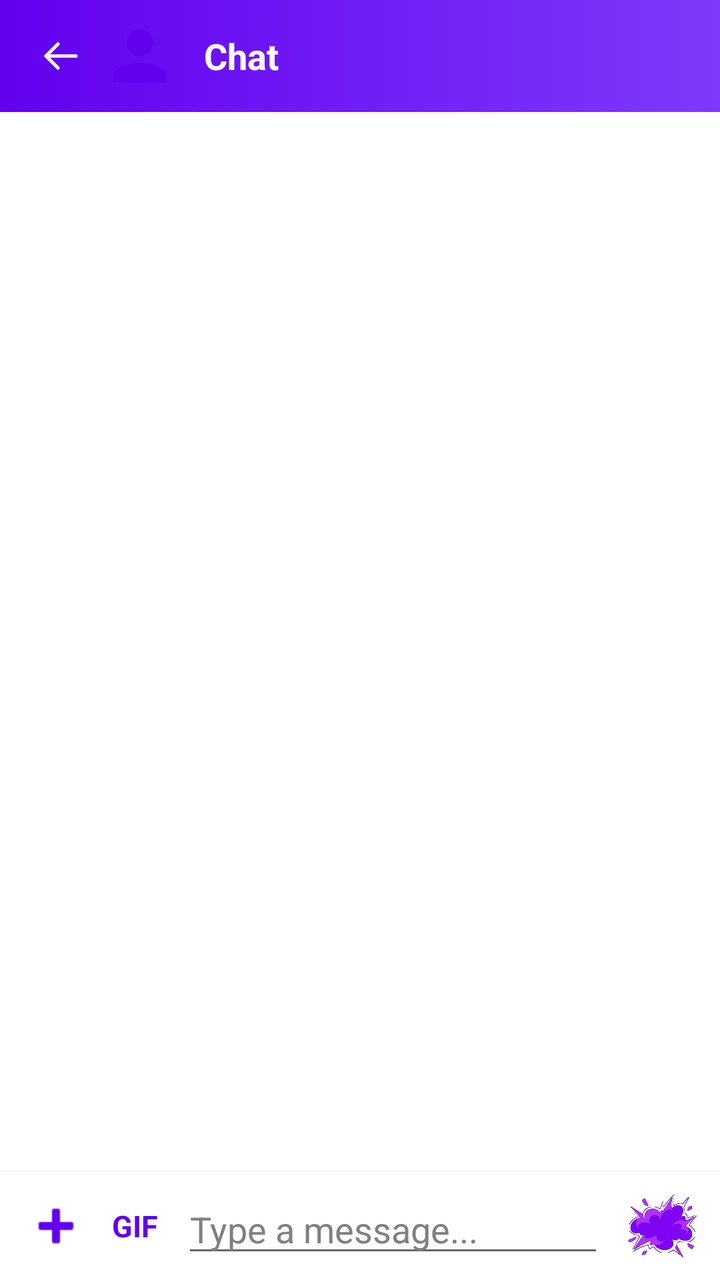
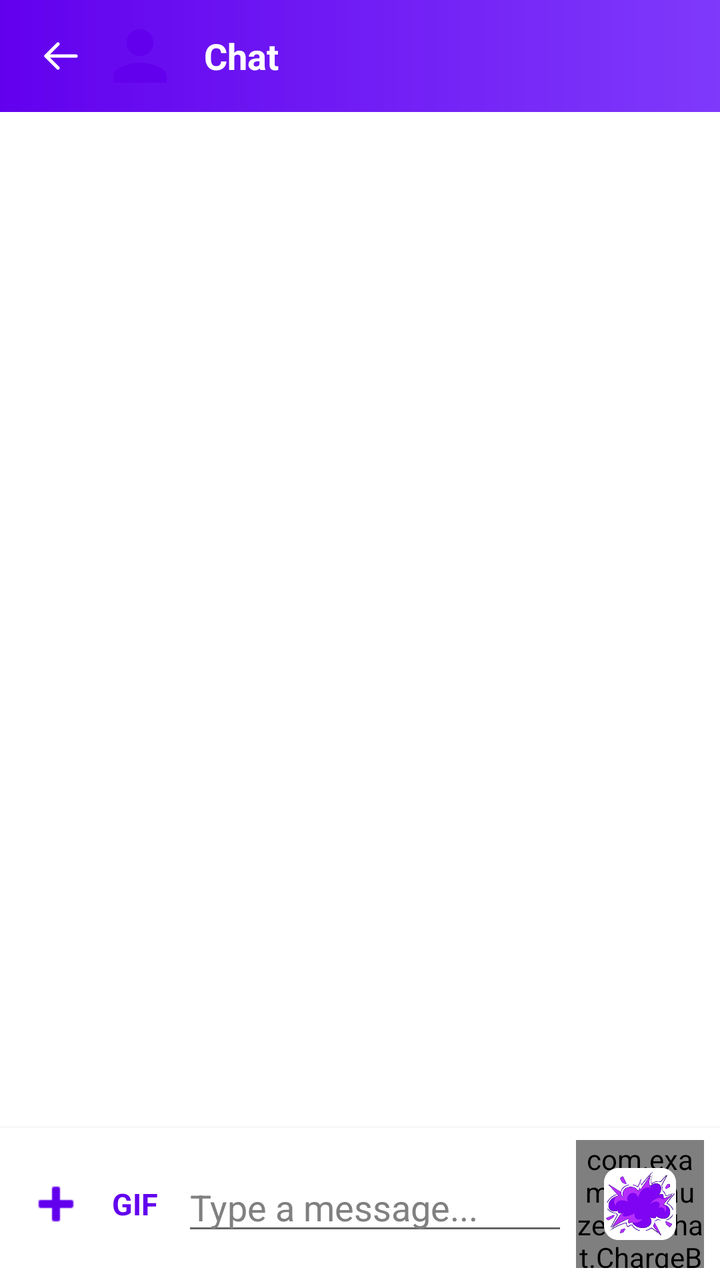

Compare the two renders of this Android layout. The source of the first and the diff that turns it into the second are given below.
<!-- AndroidManifest.xml: application theme Theme.Muzea -->
<!-- res/layout/fragment_chat_conversation.xml -->
<?xml version="1.0" encoding="utf-8"?>
<LinearLayout xmlns:android="http://schemas.android.com/apk/res/android"
    xmlns:app="http://schemas.android.com/apk/res-auto"
    android:layout_width="match_parent"
    android:layout_height="match_parent"
    android:orientation="vertical">

    <LinearLayout
        android:layout_width="match_parent"
        android:layout_height="wrap_content"
        android:background="@drawable/bg_toolbar_gradient"
        android:gravity="center_vertical"
        android:orientation="horizontal"
        android:paddingStart="8dp"
        android:paddingEnd="8dp">

        <ImageButton
            android:id="@+id/btnBack"
            android:layout_width="40dp"
            android:layout_height="40dp"
            android:layout_marginStart="2dp"
            android:background="?attr/selectableItemBackgroundBorderless"
            android:contentDescription="@string/action_back"
            android:src="@drawable/ic_arrow_back_thin"
            android:tint="@android:color/white" />

        <ImageView
            android:id="@+id/ivAvatar"
            android:layout_width="40dp"
            android:layout_height="40dp"
            android:layout_marginVertical="8dp"
            android:contentDescription="@string/avatar_description"
            android:src="@drawable/ic_default_avatar" />

        <TextView
            android:id="@+id/tvTitle"
            android:layout_width="0dp"
            android:layout_height="wrap_content"
            android:layout_marginStart="12dp"
            android:layout_weight="1"
            android:clickable="true"
            android:ellipsize="end"
            android:focusable="true"
            android:foreground="?attr/selectableItemBackgroundBorderless"
            android:maxLines="1"
            android:paddingBottom="12dp"
            android:paddingTop="12dp"
            android:text="@string/chat_title_default"
            android:textColor="@android:color/white"
            android:textSize="18sp"
            android:textStyle="bold" />

    </LinearLayout>

    <TextView
        android:id="@+id/tvNetworkBanner"
        android:layout_width="match_parent"
        android:layout_height="wrap_content"
        android:background="#FFFFF3CD"
        android:paddingStart="16dp"
        android:paddingTop="6dp"
        android:paddingEnd="16dp"
        android:paddingBottom="6dp"
        android:text="@string/network_slow_banner"
        android:textColor="#FF7A4F00"
        android:textSize="13sp"
        android:visibility="gone" />

    <LinearLayout
        android:id="@+id/pinnedBar"
        android:layout_width="match_parent"
        android:layout_height="wrap_content"
        android:background="#FFF2F2F2"
        android:gravity="center_vertical"
        android:orientation="horizontal"
        android:paddingStart="12dp"
        android:paddingTop="6dp"
        android:paddingEnd="4dp"
        android:paddingBottom="6dp"
        android:visibility="gone">

        <View
            android:layout_width="3dp"
            android:layout_height="match_parent"
            android:background="?attr/colorPrimary" />

        <ImageView
            android:layout_width="18dp"
            android:layout_height="18dp"
            android:layout_marginStart="8dp"
            android:contentDescription="@string/pinned_message_title"
            android:src="@drawable/ic_action_pin"
            android:tint="?attr/colorPrimary" />

        <LinearLayout
            android:id="@+id/pinnedBarContent"
            android:layout_width="0dp"
            android:layout_height="wrap_content"
            android:layout_marginStart="8dp"
            android:layout_weight="1"
            android:background="?attr/selectableItemBackground"
            android:clickable="true"
            android:contentDescription="@string/action_open_pinned"
            android:focusable="true"
            android:orientation="vertical">

            <TextView
                android:id="@+id/tvPinnedTitle"
                android:layout_width="match_parent"
                android:layout_height="wrap_content"
                android:ellipsize="end"
                android:maxLines="1"
                android:text="@string/pinned_message_title"
                android:textColor="?attr/colorPrimary"
                android:textSize="12sp"
                android:textStyle="bold" />

            <TextView
                android:id="@+id/tvPinnedText"
                android:layout_width="match_parent"
                android:layout_height="wrap_content"
                android:ellipsize="end"
                android:maxLines="1"
                android:textColor="@color/gray"
                android:textSize="12sp" />
        </LinearLayout>

        <ImageButton
            android:id="@+id/btnUnpin"
            android:layout_width="40dp"
            android:layout_height="40dp"
            android:background="?attr/selectableItemBackgroundBorderless"
            android:contentDescription="@string/action_unpin"
            android:src="@android:drawable/ic_menu_close_clear_cancel"
            android:tint="@color/gray" />
    </LinearLayout>

    <FrameLayout
        android:layout_width="match_parent"
        android:layout_height="0dp"
        android:layout_weight="1">

        <androidx.recyclerview.widget.RecyclerView
            android:id="@+id/recyclerViewMessages"
            android:layout_width="match_parent"
            android:layout_height="match_parent"
            android:clipToPadding="false"
            android:padding="8dp" />

        <TextView
            android:id="@+id/tvEmpty"
            android:layout_width="wrap_content"
            android:layout_height="wrap_content"
            android:layout_gravity="center"
            android:text="@string/chat_empty"
            android:textSize="16sp"
            android:visibility="gone" />

        <TextView
            android:id="@+id/tvError"
            android:layout_width="wrap_content"
            android:layout_height="wrap_content"
            android:layout_gravity="center"
            android:padding="24dp"
            android:textColor="@color/red"
            android:textSize="14sp"
            android:visibility="gone" />

        <ProgressBar
            android:id="@+id/progressBar"
            android:layout_width="wrap_content"
            android:layout_height="wrap_content"
            android:layout_gravity="center"
            android:visibility="gone" />

        
        <ProgressBar
            android:id="@+id/progressHistory"
            android:layout_width="28dp"
            android:layout_height="28dp"
            android:layout_gravity="top|center_horizontal"
            android:layout_marginTop="8dp"
            android:visibility="gone" />

    </FrameLayout>

    <HorizontalScrollView
        android:id="@+id/scrollPending"
        android:layout_width="match_parent"
        android:layout_height="wrap_content"
        android:background="@color/surface"
        android:scrollbars="none"
        android:visibility="gone">

        <LinearLayout
            android:id="@+id/pendingAttachments"
            android:layout_width="wrap_content"
            android:layout_height="wrap_content"
            android:orientation="horizontal"
            android:paddingStart="8dp"
            android:paddingTop="6dp"
            android:paddingEnd="8dp" />
    </HorizontalScrollView>


    <LinearLayout
        android:id="@+id/recordingOverlay"
        android:layout_width="match_parent"
        android:layout_height="wrap_content"
        android:background="#FFF2F2F2"
        android:gravity="center_horizontal"
        android:orientation="vertical"
        android:paddingTop="12dp"
        android:paddingBottom="12dp"
        android:visibility="gone">

        <com.google.android.material.card.MaterialCardView
            android:id="@+id/videoNotePreviewCard"
            android:layout_width="180dp"
            android:layout_height="180dp"
            app:cardCornerRadius="90dp"
            app:cardElevation="4dp"
            android:visibility="gone">

            <TextureView
                android:id="@+id/videoNotePreview"
                android:layout_width="match_parent"
                android:layout_height="match_parent" />
        </com.google.android.material.card.MaterialCardView>

        <TextView
            android:id="@+id/tvRecordingTimer"
            android:layout_width="wrap_content"
            android:layout_height="wrap_content"
            android:layout_marginTop="8dp"
            android:textColor="#FFB3261E"
            android:textSize="20sp"
            android:textStyle="bold" />

        <TextView
            android:id="@+id/tvRecordingHint"
            android:layout_width="wrap_content"
            android:layout_height="wrap_content"
            android:layout_marginTop="4dp"
            android:text="@string/recording_release_to_send"
            android:textColor="@color/gray"
            android:textSize="13sp" />
    </LinearLayout>

    <LinearLayout
        android:id="@+id/replyBanner"
        android:layout_width="match_parent"
        android:layout_height="wrap_content"
        android:background="#FFF2F2F2"
        android:gravity="center_vertical"
        android:orientation="horizontal"
        android:paddingStart="12dp"
        android:paddingTop="6dp"
        android:paddingEnd="4dp"
        android:paddingBottom="6dp"
        android:visibility="gone">

        <View
            android:layout_width="3dp"
            android:layout_height="match_parent"
            android:background="?attr/colorPrimary" />

        <LinearLayout
            android:layout_width="0dp"
            android:layout_height="wrap_content"
            android:layout_marginStart="8dp"
            android:layout_weight="1"
            android:orientation="vertical">

            <TextView
                android:id="@+id/tvReplyBannerTitle"
                android:layout_width="match_parent"
                android:layout_height="wrap_content"
                android:ellipsize="end"
                android:maxLines="1"
                android:textColor="?attr/colorPrimary"
                android:textSize="12sp"
                android:textStyle="bold" />

            <TextView
                android:id="@+id/tvReplyBannerText"
                android:layout_width="match_parent"
                android:layout_height="wrap_content"
                android:ellipsize="end"
                android:maxLines="1"
                android:textColor="@color/gray"
                android:textSize="12sp" />
        </LinearLayout>

        <ImageButton
            android:id="@+id/btnCancelReply"
            android:layout_width="40dp"
            android:layout_height="40dp"
            android:background="?attr/selectableItemBackgroundBorderless"
            android:contentDescription="@string/action_cancel_reply"
            android:src="@android:drawable/ic_menu_close_clear_cancel"
            android:tint="@color/gray" />
    </LinearLayout>

    <LinearLayout
        android:id="@+id/chargeBar"
        android:layout_width="match_parent"
        android:layout_height="wrap_content"
        android:background="@color/surface"
        android:gravity="center_vertical"
        android:orientation="horizontal"
        android:paddingStart="16dp"
        android:paddingTop="4dp"
        android:paddingEnd="16dp"
        android:visibility="gone">

        <TextView
            android:id="@+id/tvChargePercent"
            android:layout_width="wrap_content"
            android:layout_height="wrap_content"
            android:text="@string/charge_zero"
            android:textColor="?attr/colorPrimary"
            android:textSize="13sp"
            android:textStyle="bold" />

        <ProgressBar
            android:id="@+id/progressCharge"
            style="?android:attr/progressBarStyleHorizontal"
            android:layout_width="0dp"
            android:layout_height="wrap_content"
            android:layout_marginStart="10dp"
            android:layout_weight="1"
            android:max="100"
            android:progress="0" />
    </LinearLayout>

    <LinearLayout
        android:id="@+id/composerBar"
        android:layout_width="match_parent"
        android:layout_height="wrap_content"
        android:background="@color/surface"
        android:elevation="4dp"
        android:gravity="center_vertical"
        android:orientation="horizontal"
        android:paddingStart="8dp"
        android:paddingTop="6dp"
        android:paddingEnd="8dp"
        android:paddingBottom="6dp">

        <ImageButton
            android:id="@+id/btnAdd"
            android:layout_width="40dp"
            android:layout_height="40dp"
            android:background="?attr/selectableItemBackgroundBorderless"
            android:contentDescription="@string/action_attach"
            android:src="@android:drawable/ic_input_add"
            android:tint="?attr/colorPrimary" />

        <TextView
            android:id="@+id/btnGif"
            android:layout_width="wrap_content"
            android:layout_height="wrap_content"
            android:layout_marginEnd="4dp"
            android:background="?attr/selectableItemBackgroundBorderless"
            android:contentDescription="@string/action_gif"
            android:padding="8dp"
            android:text="@string/action_gif"
            android:textColor="?attr/colorPrimary"
            android:textSize="15sp"
            android:textStyle="bold" />

        <EditText
            android:id="@+id/etMessageInput"
            android:layout_width="0dp"
            android:layout_height="wrap_content"
            android:layout_weight="1"
            android:hint="@string/hint_message"
            android:imeOptions="actionSend"
            android:inputType="textMultiLine"
            android:maxLines="4"
            android:minLines="1"
            android:textColor="?android:textColorPrimary"
            android:textColorHint="@color/gray" />

        <ImageButton
            android:id="@+id/btnSend"
            android:layout_width="42dp"
            android:layout_height="42dp"
            android:layout_marginStart="8dp"
            android:background="?attr/selectableItemBackgroundBorderless"
            android:contentDescription="@string/action_send"
            android:padding="3dp"
            android:scaleType="fitCenter"
            android:src="@drawable/ic_send_burst" />

    </LinearLayout>


    <LinearLayout
        android:id="@+id/selectionBar"
        android:layout_width="match_parent"
        android:layout_height="56dp"
        android:background="@color/surface"
        android:elevation="8dp"
        android:gravity="center_vertical"
        android:orientation="horizontal"
        android:paddingStart="16dp"
        android:paddingEnd="8dp"
        android:visibility="gone">

        <TextView
            android:id="@+id/tvSelectionCount"
            android:layout_width="0dp"
            android:layout_height="wrap_content"
            android:layout_weight="1"
            android:text="@string/selected_count"
            android:textColor="@color/purple_700"
            android:textSize="16sp"
            android:textStyle="bold" />

        <ImageButton
            android:id="@+id/btnSelectionDelete"
            android:layout_width="48dp"
            android:layout_height="48dp"
            android:background="?attr/selectableItemBackgroundBorderless"
            android:contentDescription="@string/action_delete"
            android:padding="12dp"
            android:src="@drawable/ic_action_delete"
            android:tint="@color/purple_500" />

        <ImageButton
            android:id="@+id/btnSelectionForward"
            android:layout_width="48dp"
            android:layout_height="48dp"
            android:background="?attr/selectableItemBackgroundBorderless"
            android:contentDescription="@string/action_forward"
            android:padding="12dp"
            android:src="@drawable/ic_action_forward"
            android:tint="@color/purple_500" />

        <ImageButton
            android:id="@+id/btnSelectionClose"
            android:layout_width="48dp"
            android:layout_height="48dp"
            android:background="?attr/selectableItemBackgroundBorderless"
            android:contentDescription="@string/action_cancel"
            android:padding="12dp"
            android:src="@drawable/ic_close"
            android:tint="@color/icon_tint" />
    </LinearLayout>
</LinearLayout>
<!-- resources referenced by this layout -->
<resources>
  <color name="gray">#FF808080</color>
  <color name="icon_tint">#FF6200EE</color>
  <color name="purple_500">#FF6200EE</color>
  <color name="purple_700">#FF3700B3</color>
  <color name="red">#FFFF0000</color>
  <color name="surface">#FFFFFFFF</color>
  <!-- drawable bg_toolbar_gradient (drawable) -->
  <?xml version="1.0" encoding="utf-8"?>
  <shape xmlns:android="http://schemas.android.com/apk/res/android"
      android:shape="rectangle">
      <gradient
          android:angle="0"
          android:endColor="@color/toolbar_gradient_end"
          android:startColor="@color/toolbar_gradient_start" />
  </shape>
  <!-- drawable ic_action_delete (drawable) -->
  <vector xmlns:android="http://schemas.android.com/apk/res/android"
      android:width="24dp"
      android:height="24dp"
      android:viewportWidth="24"
      android:viewportHeight="24">
      <path
          android:fillColor="#FF000000"
          android:pathData="M6,19c0,1.1 0.9,2 2,2h8c1.1,0 2,-0.9 2,-2V7H6v12zM19,4h-3.5l-1,-1h-5l-1,1H5v2h14V4z" />
  </vector>
  <!-- drawable ic_action_forward (drawable) -->
  <vector xmlns:android="http://schemas.android.com/apk/res/android"
      android:width="24dp"
      android:height="24dp"
      android:viewportWidth="24"
      android:viewportHeight="24">
      <path
          android:fillColor="#FF000000"
          android:pathData="M12,8V4l8,8 -8,8v-4H4V8z" />
  </vector>
  <!-- drawable ic_close (drawable) -->
  <vector xmlns:android="http://schemas.android.com/apk/res/android"
      android:width="24dp" android:height="24dp"
      android:viewportWidth="24" android:viewportHeight="24">
      <path android:fillColor="@color/icon_tint"
          android:pathData="M19,6.41L17.59,5 12,10.59 6.41,5 5,6.41 10.59,12 5,17.59 6.41,19 12,13.41 17.59,19 19,17.59 13.41,12z" />
  </vector>
  <!-- drawable ic_default_avatar (drawable) -->
  <vector xmlns:android="http://schemas.android.com/apk/res/android"
      android:width="24dp"
      android:height="24dp"
      android:viewportWidth="24"
      android:viewportHeight="24">
      <path
          android:fillColor="#FF6200EE"
          android:pathData="M12,12c2.21,0 4,-1.79 4,-4s-1.79,-4 -4,-4 -4,1.79 -4,4 1.79,4 4,4zM12,14c-2.67,0 -8,1.34 -8,4v2h16v-2c0,-2.66 -5.33,-4 -8,-4z"/>
  </vector>
  <string name="action_attach">Attach</string>
  <string name="action_back">Back</string>
  <string name="action_cancel">Cancel</string>
  <string name="action_cancel_reply">Cancel reply</string>
  <string name="action_delete">Delete</string>
  <string name="action_forward">Forward</string>
  <string name="action_gif">GIF</string>
  <string name="action_open_pinned">Open pinned message</string>
  <string name="action_send">Send</string>
  <string name="action_unpin">Unpin</string>
  <string name="avatar_description">User avatar</string>
  <string name="charge_zero">⚡ 0%</string>
  <string name="chat_empty">No messages yet</string>
  <string name="chat_title_default">Chat</string>
  <string name="hint_message">Type a message...</string>
  <string name="network_slow_banner">Slow connection — media will load later</string>
  <string name="pinned_message_title">Pinned message</string>
  <string name="recording_release_to_send">Release to send</string>
  <string name="selected_count">%d selected</string>
  <color name="toolbar_gradient_end">#FF7F39FB</color>
  <color name="toolbar_gradient_start">#FF6200EE</color>
  <color name="white">#FFFFFFFF</color>
  <color name="teal_200">#FF03DAC5</color>
  <color name="teal_700">#FF018786</color>
  <color name="black">#FF000000</color>
  <style name="ThemeOverlay.Muzea.Dialog" parent="ThemeOverlay.MaterialComponents.MaterialAlertDialog">
          <item name="shapeAppearanceOverlay">@style/ShapeAppearance.Muzea.Dialog</item>
          <item name="colorPrimary">@color/purple_500</item>
      </style>
  <style name="ShapeAppearance.Muzea.Dialog" parent="">
          <item name="cornerFamily">rounded</item>
          <item name="cornerSize">20dp</item>
      </style>
  <!-- unchanged entries left out for length: 4 -->
</resources>

<!-- the commit's change to res/layout/fragment_chat_conversation.xml (unified diff, before → after) -->
@@ -382,16 +382,27 @@
             android:textColor="?android:textColorPrimary"
             android:textColorHint="@color/gray" />
 
-        <ImageButton
-            android:id="@+id/btnSend"
-            android:layout_width="42dp"
-            android:layout_height="42dp"
-            android:layout_marginStart="8dp"
-            android:background="?attr/selectableItemBackgroundBorderless"
-            android:contentDescription="@string/action_send"
-            android:padding="3dp"
-            android:scaleType="fitCenter"
-            android:src="@drawable/ic_send_burst" />
+        <FrameLayout
+            android:layout_width="64dp"
+            android:layout_height="64dp"
+            android:layout_marginStart="4dp">
+
+            <com.example.muzea.ui.chat.ChargeBurstView
+                android:id="@+id/chargeBurst"
+                android:layout_width="match_parent"
+                android:layout_height="match_parent" />
+
+            <ImageButton
+                android:id="@+id/btnSend"
+                android:layout_width="42dp"
+                android:layout_height="42dp"
+                android:layout_gravity="center"
+                android:background="?attr/selectableItemBackgroundBorderless"
+                android:contentDescription="@string/action_send"
+                android:padding="3dp"
+                android:scaleType="fitCenter"
+                android:src="@drawable/ic_send_burst" />
+        </FrameLayout>
 
     </LinearLayout>
 
